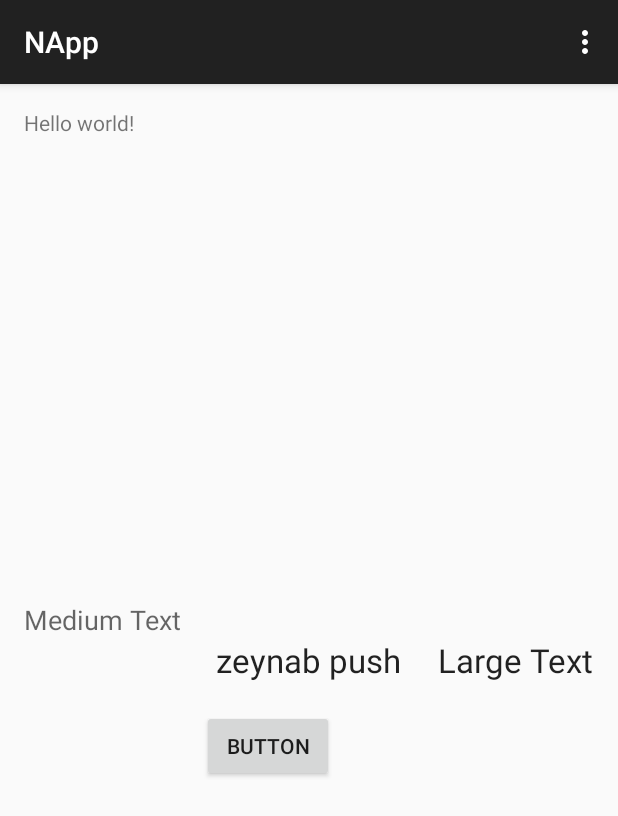
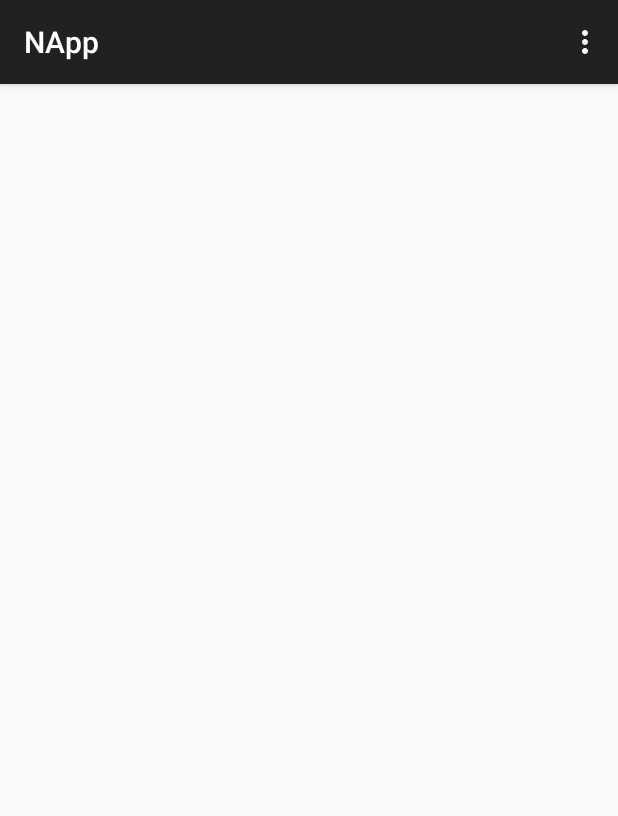
Before and after one commit to zeynab095/NApp, an Android app: the screen it shows after launch (MainActivity), on a phone screen of 412 x 824 dp. Shown: the top 816 px of the screen. Run offline under Robolectric (Android 15) with nearby library versions, the phone set to English and light mode, and no system bars.

Commit message:
master push zeynab

```diff
--- a/app/src/main/res/layout/activity_main.xml
+++ b/app/src/main/res/layout/activity_main.xml
@@ -5,49 +5,5 @@
     android:paddingTop="@dimen/activity_vertical_margin"
     android:paddingBottom="@dimen/activity_vertical_margin" tools:context=".MainActivity">
 
-    <TextView android:text="@string/hello_world" android:layout_width="wrap_content"
-        android:layout_height="wrap_content"
-        android:id="@+id/textView2" />
-
-    <TextView
-        android:layout_width="wrap_content"
-        android:layout_height="wrap_content"
-        android:textAppearance="?android:attr/textAppearanceLarge"
-        android:text="Large Text"
-        android:id="@+id/textView"
-        android:layout_centerVertical="true"
-        android:layout_alignParentRight="true"
-        android:layout_alignParentEnd="true" />
-
-    <Button
-        android:id="@+id/button"
-        android:layout_width="wrap_content"
-        android:layout_height="wrap_content"
-        android:layout_below="@+id/textView2"
-        android:layout_marginLeft="14dp"
-        android:layout_marginStart="14dp"
-        android:layout_marginTop="48dp"
-        android:layout_toEndOf="@+id/textView2"
-        android:layout_toRightOf="@+id/textView2"
-        android:text="Button" />
-
-    <TextView
-        android:layout_width="wrap_content"
-        android:layout_height="wrap_content"
-        android:textAppearance="?android:attr/textAppearanceMedium"
-        android:text="Medium Text"
-        android:id="@+id/textView2"
-        android:layout_above="@+id/textView"
-        android:layout_alignParentLeft="true"
-        android:layout_alignParentStart="true" />
-
-    <TextView
-        android:layout_width="wrap_content"
-        android:layout_height="wrap_content"
-        android:textAppearance="?android:attr/textAppearanceLarge"
-        android:text="zeynab push"
-        android:id="@+id/textView3"
-        android:layout_below="@+id/textView2"
-        android:layout_centerHorizontal="true" />
 
 </RelativeLayout>
```
Also changed, not shown: 1 other file.
